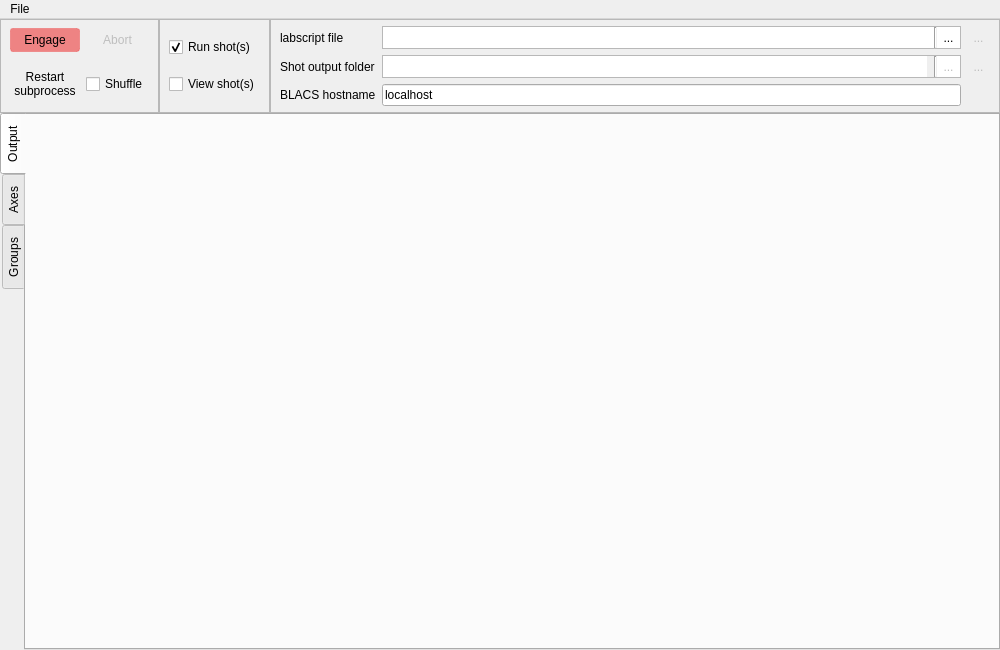
Before: the Qt Designer form runmanager/main.ui in labscript-suite/runmanager, drawn with Qt 5.
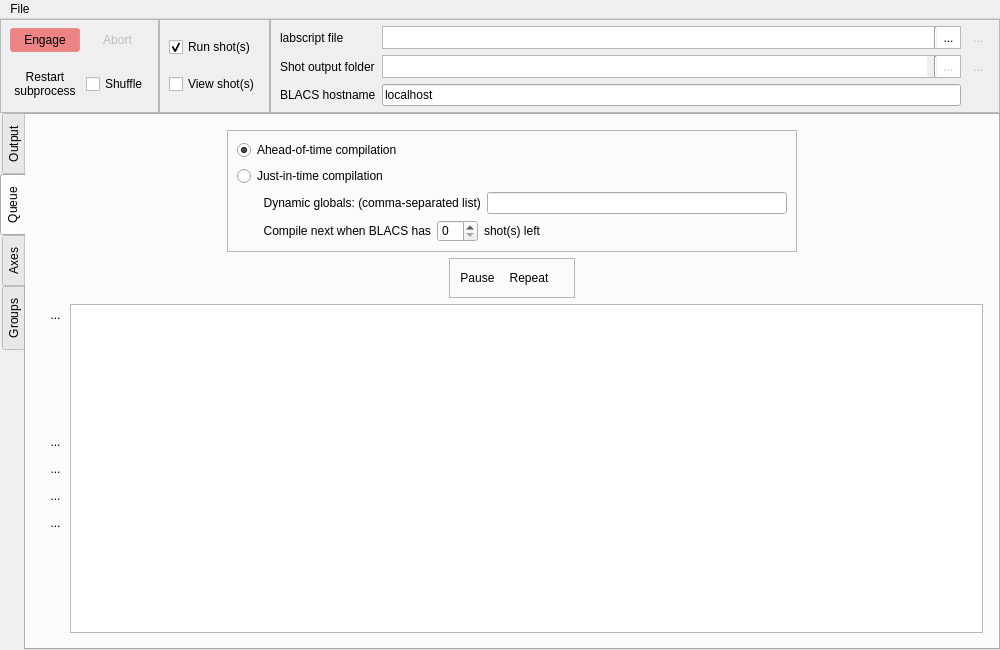
After: the same form once the commit is applied. Icons and pictures are not drawn. Custom widgets are drawn as their Qt base class.

Commit message: compilation-queue: Working on a compilation queue, in order to facilitate just-in-time compilation of shots.

```diff
--- a/runmanager/main.ui
+++ b/runmanager/main.ui
@@ -588,7 +588,7 @@
        <enum>QTabWidget::Rounded</enum>
       </property>
       <property name="currentIndex">
-       <number>0</number>
+       <number>1</number>
       </property>
       <property name="elideMode">
        <enum>Qt::ElideRight</enum>
@@ -628,6 +628,422 @@
         </item>
        </layout>
       </widget>
+      <widget class="QWidget" name="tab_queue">
+       <attribute name="icon">
+        <iconset resource="../../clones/qtutils.git/qtutils/icons/icons.qrc">
+         <normaloff>:/qtutils/fugue/edit-list-order.png</normaloff>:/qtutils/fugue/edit-list-order.png</iconset>
+       </attribute>
+       <attribute name="title">
+        <string>Queue</string>
+       </attribute>
+       <layout class="QVBoxLayout" name="verticalLayout_11">
+        <item>
+         <layout class="QVBoxLayout" name="verticalLayout_10">
+          <property name="leftMargin">
+           <number>6</number>
+          </property>
+          <property name="topMargin">
+           <number>6</number>
+          </property>
+          <property name="rightMargin">
+           <number>6</number>
+          </property>
+          <property name="bottomMargin">
+           <number>6</number>
+          </property>
+          <item>
+           <layout class="QHBoxLayout" name="horizontalLayout_7">
+            <item>
+             <spacer name="horizontalSpacer_5">
+              <property name="orientation">
+               <enum>Qt::Horizontal</enum>
+              </property>
+              <property name="sizeHint" stdset="0">
+               <size>
+                <width>40</width>
+                <height>20</height>
+               </size>
+              </property>
+             </spacer>
+            </item>
+            <item>
+             <widget class="QFrame" name="frame_2">
+              <property name="frameShape">
+               <enum>QFrame::StyledPanel</enum>
+              </property>
+              <property name="frameShadow">
+               <enum>QFrame::Raised</enum>
+              </property>
+              <layout class="QVBoxLayout" name="verticalLayout_12">
+               <item>
+                <widget class="QRadioButton" name="radioButton">
+                 <property name="text">
+                  <string>Ahead-of-time compilation</string>
+                 </property>
+                 <property name="checked">
+                  <bool>true</bool>
+                 </property>
+                </widget>
+               </item>
+               <item>
+                <widget class="QRadioButton" name="radioButton_2">
+                 <property name="text">
+                  <string>Just-in-time compilation</string>
+                 </property>
+                </widget>
+               </item>
+               <item>
+                <layout class="QHBoxLayout" name="horizontalLayout_6">
+                 <item>
+                  <widget class="QLabel" name="label_4">
+                   <property name="text">
+                    <string>        Dynamic globals: (comma-separated list)</string>
+                   </property>
+                  </widget>
+                 </item>
+                 <item>
+                  <widget class="QLineEdit" name="lineEdit_dynamic_globals">
+                   <property name="minimumSize">
+                    <size>
+                     <width>300</width>
+                     <height>0</height>
+                    </size>
+                   </property>
+                  </widget>
+                 </item>
+                </layout>
+               </item>
+               <item>
+                <layout class="QHBoxLayout" name="horizontalLayout_9">
+                 <item>
+                  <widget class="QLabel" name="label_5">
+                   <property name="text">
+                    <string>        Compile next when BLACS has</string>
+                   </property>
+                  </widget>
+                 </item>
+                 <item>
+                  <widget class="QSpinBox" name="spinBox"/>
+                 </item>
+                 <item>
+                  <widget class="QLabel" name="label_6">
+                   <property name="text">
+                    <string>shot(s) left</string>
+                   </property>
+                  </widget>
+                 </item>
+                 <item>
+                  <spacer name="horizontalSpacer_2">
+                   <property name="orientation">
+                    <enum>Qt::Horizontal</enum>
+                   </property>
+                   <property name="sizeHint" stdset="0">
+                    <size>
+                     <width>40</width>
+                     <height>20</height>
+                    </size>
+                   </property>
+                  </spacer>
+                 </item>
+                </layout>
+               </item>
+              </layout>
+             </widget>
+            </item>
+            <item>
+             <spacer name="horizontalSpacer_6">
+              <property name="orientation">
+               <enum>Qt::Horizontal</enum>
+              </property>
+              <property name="sizeHint" stdset="0">
+               <size>
+                <width>40</width>
+                <height>20</height>
+               </size>
+              </property>
+             </spacer>
+            </item>
+           </layout>
+          </item>
+          <item>
+           <layout class="QHBoxLayout" name="horizontalLayout_10">
+            <item>
+             <spacer name="horizontalSpacer_4">
+              <property name="orientation">
+               <enum>Qt::Horizontal</enum>
+              </property>
+              <property name="sizeHint" stdset="0">
+               <size>
+                <width>40</width>
+                <height>20</height>
+               </size>
+              </property>
+             </spacer>
+            </item>
+            <item>
+             <widget class="QFrame" name="queue_controls_frame">
+              <property name="frameShape">
+               <enum>QFrame::StyledPanel</enum>
+              </property>
+              <layout class="QVBoxLayout" name="verticalLayout_3">
+               <property name="leftMargin">
+                <number>6</number>
+               </property>
+               <property name="topMargin">
+                <number>6</number>
+               </property>
+               <property name="rightMargin">
+                <number>6</number>
+               </property>
+               <property name="bottomMargin">
+                <number>6</number>
+               </property>
+               <item>
+                <layout class="QHBoxLayout" name="queue_control_buttons_horizontalLayout">
+                 <property name="spacing">
+                  <number>6</number>
+                 </property>
+                 <property name="leftMargin">
+                  <number>0</number>
+                 </property>
+                 <property name="topMargin">
+                  <number>0</number>
+                 </property>
+                 <property name="rightMargin">
+                  <number>0</number>
+                 </property>
+                 <item>
+                  <widget class="QPushButton" name="queue_pause_button">
+                   <property name="focusPolicy">
+                    <enum>Qt::NoFocus</enum>
+                   </property>
+                   <property name="toolTip">
+                    <string>Pause the queue</string>
+                   </property>
+                   <property name="text">
+                    <string>Pause</string>
+                   </property>
+                   <property name="icon">
+                    <iconset resource="../../clones/qtutils.git/qtutils/icons/icons.qrc">
+                     <normaloff>:/qtutils/fugue/control-pause.png</normaloff>:/qtutils/fugue/control-pause.png</iconset>
+                   </property>
+                   <property name="checkable">
+                    <bool>true</bool>
+                   </property>
+                   <property name="checked">
+                    <bool>false</bool>
+                   </property>
+                  </widget>
+                 </item>
+                 <item>
+                  <layout class="QHBoxLayout" name="horizontalLayout_8">
+                   <property name="spacing">
+                    <number>0</number>
+                   </property>
+                   <property name="leftMargin">
+                    <number>0</number>
+                   </property>
+                   <item>
+                    <widget class="QPushButton" name="queue_repeat_button">
+                     <property name="focusPolicy">
+                      <enum>Qt::NoFocus</enum>
+                     </property>
+                     <property name="toolTip">
+                      <string>Re-add shots to the end of the queue after completion</string>
+                     </property>
+                     <property name="text">
+                      <string>Repeat</string>
+                     </property>
+                     <property name="icon">
+                      <iconset resource="../../clones/qtutils.git/qtutils/icons/icons.qrc">
+                       <normaloff>:/qtutils/fugue/arrow-repeat.png</normaloff>:/qtutils/fugue/arrow-repeat.png</iconset>
+                     </property>
+                     <property name="checkable">
+                      <bool>true</bool>
+                     </property>
+                    </widget>
+                   </item>
+                   <item>
+                    <widget class="QToolButton" name="repeat_mode_select_button">
+                     <property name="toolTip">
+                      <string>Select repeat mode</string>
+                     </property>
+                     <property name="text">
+                      <string/>
+                     </property>
+                     <property name="icon">
+                      <iconset resource="../../clones/qtutils.git/qtutils/icons/icons.qrc">
+                       <normaloff>:/qtutils/fugue/control-270.png</normaloff>:/qtutils/fugue/control-270.png</iconset>
+                     </property>
+                     <property name="iconSize">
+                      <size>
+                       <width>8</width>
+                       <height>19</height>
+                      </size>
+                     </property>
+                     <property name="popupMode">
+                      <enum>QToolButton::InstantPopup</enum>
+                     </property>
+                     <property name="arrowType">
+                      <enum>Qt::NoArrow</enum>
+                     </property>
+                    </widget>
+                   </item>
+                  </layout>
+                 </item>
+                </layout>
+               </item>
+              </layout>
+             </widget>
+            </item>
+            <item>
+             <spacer name="horizontalSpacer_3">
+              <property name="orientation">
+               <enum>Qt::Horizontal</enum>
+              </property>
+              <property name="sizeHint" stdset="0">
+               <size>
+                <width>40</width>
+                <height>20</height>
+               </size>
+              </property>
+             </spacer>
+            </item>
+           </layout>
+          </item>
+          <item>
+           <layout class="QHBoxLayout" name="horizontalLayout_11">
+            <property name="spacing">
+             <number>0</number>
+            </property>
+            <item>
+             <layout class="QVBoxLayout" name="verticalLayout_9">
+              <property name="spacing">
+               <number>6</number>
+              </property>
+              <property name="leftMargin">
+               <number>3</number>
+              </property>
+              <property name="rightMargin">
+               <number>3</number>
+              </property>
+              <item>
+               <widget class="QToolButton" name="toolButton_remove_shots">
+                <property name="toolTip">
+                 <string>Remove selected sequences/shots</string>
+                </property>
+                <property name="text">
+                 <string>...</string>
+                </property>
+                <property name="icon">
+                 <iconset resource="../../clones/qtutils.git/qtutils/icons/icons.qrc">
+                  <normaloff>:/qtutils/fugue/minus.png</normaloff>:/qtutils/fugue/minus.png</iconset>
+                </property>
+               </widget>
+              </item>
+              <item>
+               <spacer name="verticalSpacer_3">
+                <property name="orientation">
+                 <enum>Qt::Vertical</enum>
+                </property>
+                <property name="sizeHint" stdset="0">
+                 <size>
+                  <width>20</width>
+                  <height>40</height>
+                 </size>
+                </property>
+               </spacer>
+              </item>
+              <item>
+               <widget class="QToolButton" name="toolButton_axis_to_top_2">
+                <property name="toolTip">
+                 <string>Move selected to top</string>
+                </property>
+                <property name="text">
+                 <string>...</string>
+                </property>
+                <property name="icon">
+                 <iconset resource="../../clones/qtutils.git/qtutils/icons/icons.qrc">
+                  <normaloff>:/qtutils/fugue/arrow-stop-090.png</normaloff>:/qtutils/fugue/arrow-stop-090.png</iconset>
+                </property>
+               </widget>
+              </item>
+              <item>
+               <widget class="QToolButton" name="toolButton_axis_up_2">
+                <property name="toolTip">
+                 <string>Move selected up</string>
+                </property>
+                <property name="text">
+                 <string>...</string>
+                </property>
+                <property name="icon">
+                 <iconset resource="../../clones/qtutils.git/qtutils/icons/icons.qrc">
+                  <normaloff>:/qtutils/fugue/arrow-090.png</normaloff>:/qtutils/fugue/arrow-090.png</iconset>
+                </property>
+               </widget>
+              </item>
+              <item>
+               <widget class="QToolButton" name="toolButton_axis_down_2">
+                <property name="toolTip">
+                 <string>Move selected down</string>
+                </property>
+                <property name="text">
+                 <string>...</string>
+                </property>
+                <property name="icon">
+                 <iconset resource="../../clones/qtutils.git/qtutils/icons/icons.qrc">
+                  <normaloff>:/qtutils/fugue/arrow-270.png</normaloff>:/qtutils/fugue/arrow-270.png</iconset>
+                </property>
+               </widget>
+              </item>
+              <item>
+               <widget class="QToolButton" name="toolButton_axis_to_bottom_2">
+                <property name="toolTip">
+                 <string>Move selected to bottom</string>
+                </property>
+                <property name="text">
+                 <string>...</string>
+                </property>
+                <property name="icon">
+                 <iconset resource="../../clones/qtutils.git/qtutils/icons/icons.qrc">
+                  <normaloff>:/qtutils/fugue/arrow-stop-270.png</normaloff>:/qtutils/fugue/arrow-stop-270.png</iconset>
+                </property>
+               </widget>
+              </item>
+              <item>
+               <spacer name="verticalSpacer_4">
+                <property name="orientation">
+                 <enum>Qt::Vertical</enum>
+                </property>
+                <property name="sizeHint" stdset="0">
+                 <size>
+                  <width>20</width>
+                  <height>40</height>
+                 </size>
+                </property>
+               </spacer>
+              </item>
+             </layout>
+            </item>
+            <item>
+             <widget class="TreeView" name="treeView_queue">
+              <property name="alternatingRowColors">
+               <bool>true</bool>
+              </property>
+              <property name="selectionMode">
+               <enum>QAbstractItemView::ExtendedSelection</enum>
+              </property>
+              <property name="textElideMode">
+               <enum>Qt::ElideLeft</enum>
+              </property>
+             </widget>
+            </item>
+           </layout>
+          </item>
+         </layout>
+        </item>
+       </layout>
+      </widget>
       <widget class="QWidget" name="tab_axes">
        <attribute name="icon">
         <iconset>
```
Left out of the diff: 471 changed lines with no effect on the pictures. The commit also changes 2 other files.
